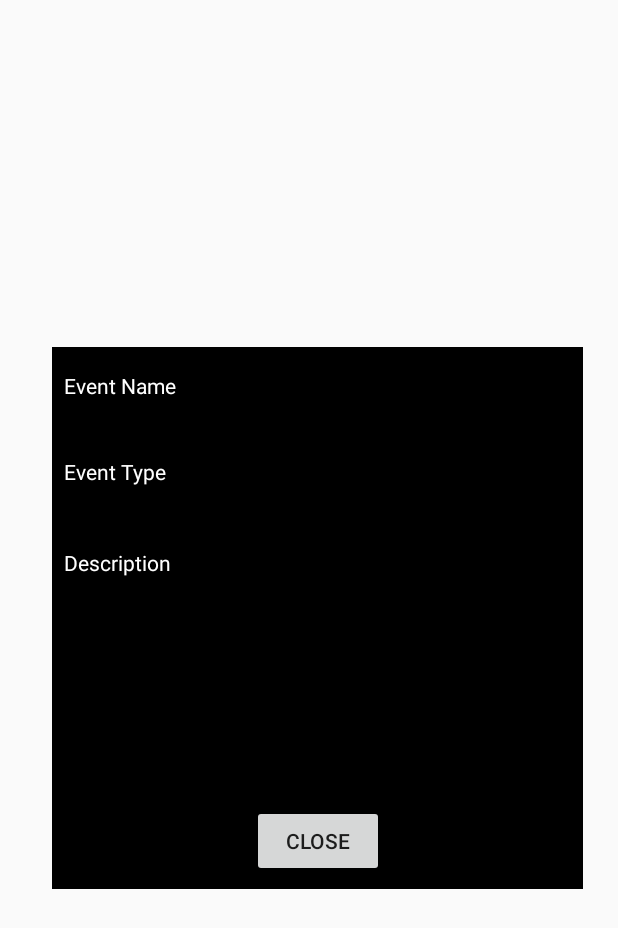
After one commit to DylanDubois/Current-Deprecated, an Android app: the layout map_popup_window.xml on its own in the app's theme, with its tools: preview values and no code run, on a phone screen of 412 x 824 dp. The commit adds this screen. Shown: the top 928 px of the screen. Run offline under Robolectric (Android 15) with nearby library versions, the phone set to English and light mode, and no system bars.

Commit message:
- Markers now display PopUpWindows onClick. - Created PopUpWindow layout

```diff
--- /dev/null
+++ b/app/src/main/res/layout/map_popup_window.xml
@@ -0,0 +1,90 @@
+<?xml version="1.0" encoding="utf-8"?>
+<android.support.constraint.ConstraintLayout xmlns:android="http://schemas.android.com/apk/res/android"
+    xmlns:app="http://schemas.android.com/apk/res-auto"
+    xmlns:tools="http://schemas.android.com/tools"
+    android:layout_width="match_parent"
+    android:layout_height="match_parent">
+
+    <FrameLayout
+        android:layout_width="354dp"
+        android:layout_height="361dp"
+        android:layout_marginBottom="8dp"
+        android:layout_marginEnd="8dp"
+        android:layout_marginRight="16dp"
+        android:layout_marginStart="8dp"
+        android:layout_marginTop="8dp"
+        android:background="@android:color/background_light"
+        app:layout_constraintBottom_toBottomOf="parent"
+        app:layout_constraintEnd_toEndOf="parent"
+        app:layout_constraintHorizontal_bias="0.628"
+        app:layout_constraintRight_toRightOf="parent"
+        app:layout_constraintStart_toStartOf="parent"
+        app:layout_constraintTop_toTopOf="parent">
+
+        <android.support.constraint.ConstraintLayout
+            android:layout_width="match_parent"
+            android:layout_height="match_parent"
+            android:background="@android:color/background_dark">
+
+            <TextView
+                android:id="@+id/eventTypeText"
+                android:layout_width="0dp"
+                android:layout_height="49dp"
+                android:layout_marginBottom="8dp"
+                android:layout_marginEnd="8dp"
+                android:layout_marginStart="8dp"
+                android:layout_marginTop="8dp"
+                android:text="@string/event_type"
+                android:textColor="@color/common_google_signin_btn_text_dark_default"
+                app:layout_constraintBottom_toTopOf="@+id/eventDescriptionText"
+                app:layout_constraintEnd_toEndOf="parent"
+                app:layout_constraintHorizontal_bias="0.0"
+                app:layout_constraintLeft_toLeftOf="parent"
+                app:layout_constraintRight_toRightOf="parent"
+                app:layout_constraintStart_toStartOf="parent"
+                app:layout_constraintTop_toBottomOf="@+id/eventNameText"
+                app:layout_constraintVertical_bias="0.051" />
+
+            <Button
+                android:id="@+id/popup_close_button"
+                android:layout_width="wrap_content"
+                android:layout_height="wrap_content"
+                android:layout_marginBottom="8dp"
+                android:layout_marginEnd="8dp"
+                android:layout_marginStart="8dp"
+                android:text="@string/close_text"
+                app:layout_constraintBottom_toBottomOf="parent"
+                app:layout_constraintEnd_toEndOf="parent"
+                app:layout_constraintStart_toStartOf="parent" />
+
+            <TextView
+                android:id="@+id/eventNameText"
+                android:layout_width="0dp"
+                android:layout_height="49dp"
+                android:layout_marginEnd="8dp"
+                android:layout_marginStart="8dp"
+                android:layout_marginTop="16dp"
+                android:text="@string/event_name"
+                android:textColor="@color/common_google_signin_btn_text_dark_default"
+                app:layout_constraintEnd_toEndOf="parent"
+                app:layout_constraintLeft_toLeftOf="parent"
+                app:layout_constraintRight_toRightOf="parent"
+                app:layout_constraintStart_toStartOf="parent"
+                app:layout_constraintTop_toTopOf="parent" />
+
+            <TextView
+                android:id="@+id/eventDescriptionText"
+                android:layout_width="0dp"
+                android:layout_height="163dp"
+                android:layout_marginBottom="8dp"
+                android:layout_marginEnd="8dp"
+                android:layout_marginStart="8dp"
+                android:text="@string/event_description"
+                android:textColor="@color/common_google_signin_btn_text_dark_default"
+                app:layout_constraintBottom_toTopOf="@+id/popup_close_button"
+                app:layout_constraintEnd_toEndOf="parent"
+                app:layout_constraintStart_toStartOf="parent" />
+        </android.support.constraint.ConstraintLayout>
+
+    </FrameLayout>
+</android.support.constraint.ConstraintLayout>
--- a/app/src/main/res/values/strings.xml
+++ b/app/src/main/res/values/strings.xml
@@ -8,6 +8,7 @@
     <string name="event_description">Description</string>
     <string name="event_type">Event Type</string>
     <string name="cancel">Cancel</string>
+    <string name="close_text">Close</string>
     <string-array name="event_types">
         <item>Academic</item>
         <item>Entertainment</item>
```
Also changed, not shown: app/src/main/java/com/current/android/current/EventPopupWindow.java (added, +28 -0 lines), app/src/main/java/com/current/android/current/EventPost.java (+41 -6 lines), app/src/main/java/com/current/android/current/MapsActivity.java (+32 -5 lines), app/src/main/java/com/current/android/current/Tester.java (+13 -4 lines).
